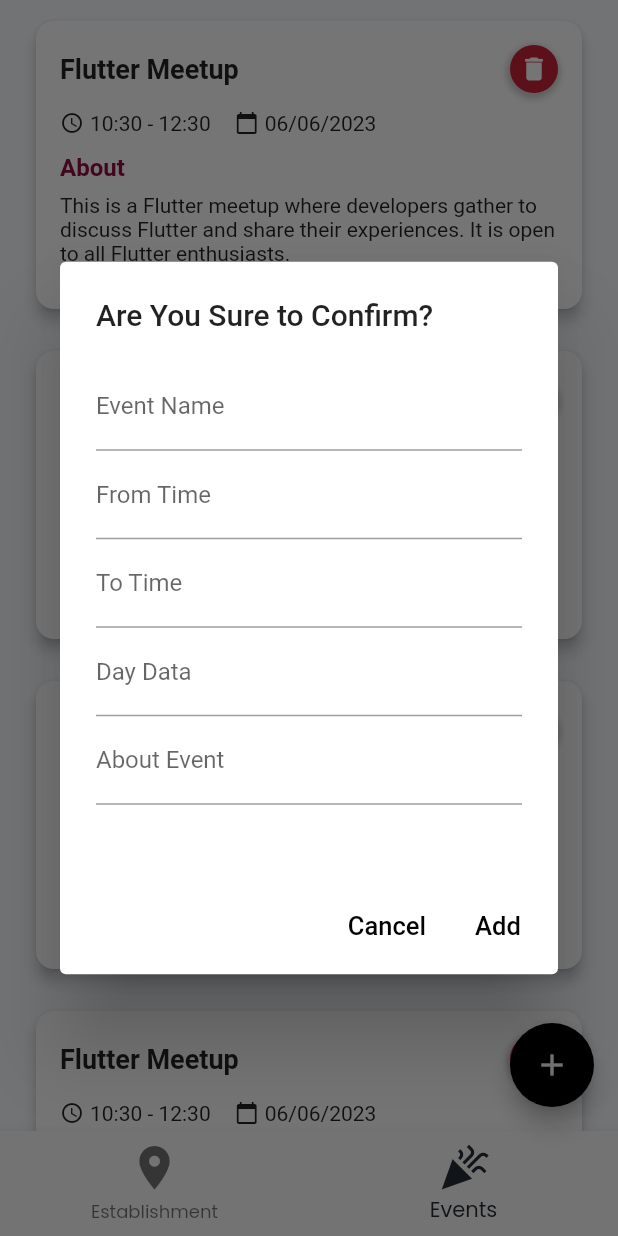
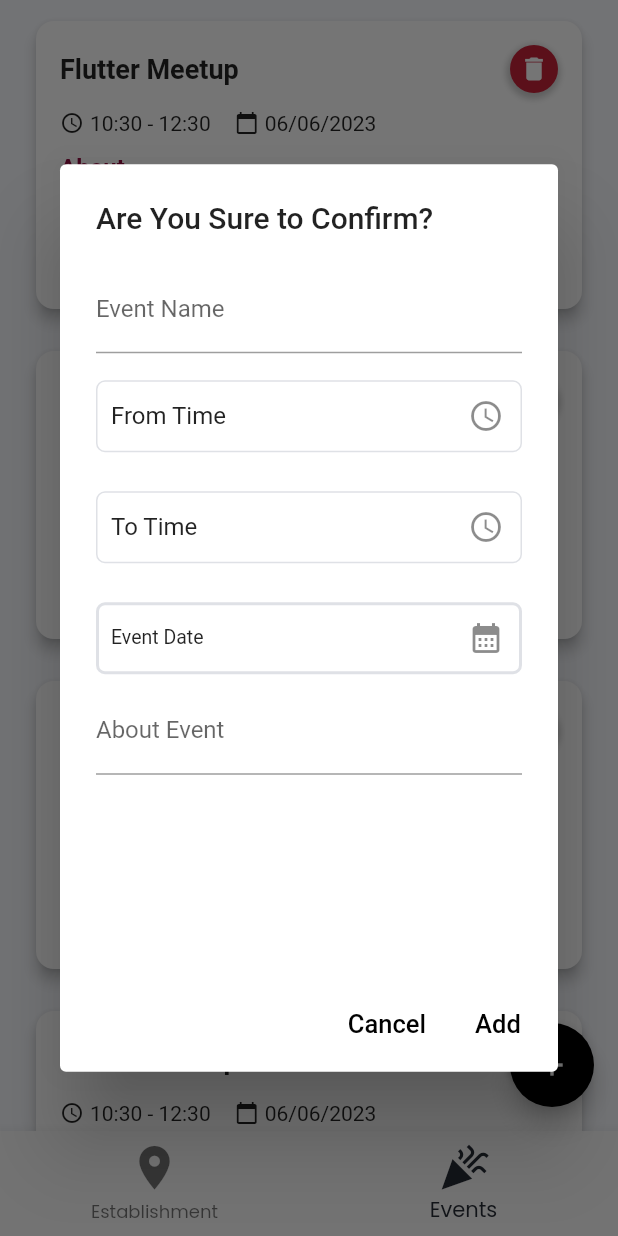
Before and after one commit to husamamr/huddle, a Flutter app: the BottomBarBO screen opened directly, item 2 of the bottom bar chosen, after a tap on the "add" icon, on a phone screen of 412 x 824 dp. Run offline on Flutter 3.47's test engine with Material 2 defaults, Android fonts, the phone set to English and light mode, and no system bars; our stand-ins replace animated_splash_screen, cached_network_image, dio, flutter_datetime_picker, flutter_svg, geolocator and 2 more; missing offline and left inert: flutter_cupertino_datetime_picker.

```diff
--- /dev/null
+++ b/lib/data/text_field_time_picker.dart
@@ -0,0 +1,168 @@
+import 'package:flutter/material.dart';
+import 'package:flutter_datetime_picker/flutter_datetime_picker.dart';
+import 'package:intl/intl.dart';
+import 'package:flutter/foundation.dart';
+
+class TextFieldTimePicker extends StatefulWidget {
+  final Function(DateTime?)? onTimeChanged;
+  final Function(String?)? validatorCallBack;
+  final DateTime? initialTime;
+  final FocusNode? focusNode;
+  final bool? fullWidth;
+  final String? labelText;
+  final Icon? prefixIcon;
+  final Icon? suffixIcon;
+
+  TextFieldTimePicker({
+    Key? key,
+    this.labelText,
+    this.prefixIcon,
+    this.suffixIcon,
+    this.focusNode,
+    this.onTimeChanged,
+    this.initialTime,
+    this.validatorCallBack,
+    this.fullWidth,
+  }) : super(key: key);
+
+  @override
+  _MyTextFieldDatePicker createState() => _MyTextFieldDatePicker();
+}
+
+class _MyTextFieldDatePicker extends State<TextFieldTimePicker> {
+  late double screenWidth;
+  TextEditingController? _controllerDate;
+  DateTime? _selectedTime;
+  FocusNode myFocusNode = new FocusNode();
+  bool isDarkMode = false;
+  @override
+  void initState() {
+    super.initState();
+    WidgetsBinding.instance.addPostFrameCallback((_) async {
+      widget.onTimeChanged!(widget.initialTime);
+    });
+    _selectedTime = widget.initialTime;
+    _controllerDate = TextEditingController();
+    _controllerDate!.text = _selectedTime != null
+        ? DateFormat.jm().format(_selectedTime!).toString()
+        : "";
+  }
+
+  OutlineInputBorder focusedErrorBorder() {
+    return OutlineInputBorder(
+      borderRadius: BorderRadius.circular(6),
+      borderSide: const BorderSide(
+          color: Color(0xFFde350b), width: 2),
+    );
+  }
+
+  OutlineInputBorder focusedBorderColor() {
+    return OutlineInputBorder(
+      borderRadius: BorderRadius.circular(6),
+      borderSide: BorderSide(color: Theme.of(context).splashColor, width: 2),
+    );
+  }
+
+  @override
+  Widget build(BuildContext context) {
+    screenWidth = MediaQuery.of(context).size.width;
+    return Container(
+      width: widget.fullWidth! ? screenWidth - 32.0 : (screenWidth - 48.0) / 2,
+      padding: EdgeInsets.fromLTRB(0, 8, 0, 8),
+      child: TextFormField(
+        validator: widget.validatorCallBack as String? Function(String?)?,
+        focusNode: myFocusNode,
+        //focusNode: widget.focusNode;
+        controller: _controllerDate,
+        decoration: InputDecoration(
+          errorBorder: focusedErrorBorder(),
+          contentPadding: EdgeInsets.all(10),
+          enabledBorder: OutlineInputBorder(
+            borderSide: const BorderSide(
+                color: Color(0xFFdfe1e6)),
+            borderRadius: BorderRadius.circular(6),
+          ),
+          border: OutlineInputBorder(
+            borderSide: const  BorderSide(
+                color: Color(0xFFdfe1e6)),
+            borderRadius: BorderRadius.circular(6),
+          ),
+          focusedBorder: focusedBorderColor(),
+          focusedErrorBorder: focusedErrorBorder(),
+          prefixIcon: widget.prefixIcon,
+          suffixIcon: widget.suffixIcon,
+          labelText: widget.labelText,
+          errorStyle: const TextStyle(
+              color: Color(0xFFde350b),
+              fontWeight: FontWeight.w400),
+          labelStyle:
+          TextStyle(color: Theme.of(context).textTheme.bodyText2?.color),
+          floatingLabelStyle:
+          MaterialStateTextStyle.resolveWith((Set<MaterialState> states) {
+            Color? color = states.contains(MaterialState.error)
+                ? const Color(0xFFde350b)
+                : Theme.of(context).splashColor;
+            color = myFocusNode.hasFocus
+                ? color
+                : Theme.of(context).textTheme.bodyText2?.color;
+            color = states.contains(MaterialState.error)
+                ? const Color(0xFFde350b)
+                : color;
+            return TextStyle(color: color, fontWeight: FontWeight.w400);
+          }),
+        ),
+        onTap: () => _selectDate(context),
+        readOnly: true,
+        style: TextStyle(color: Theme.of(context).textTheme.bodyText1?.color),
+      ),
+    );
+  }
+
+  @override
+  void dispose() {
+    _controllerDate!.dispose();
+    super.dispose();
+  }
+
+  Future<Null> _selectDate(BuildContext context) async {
+
+    final DateTime? pickedTime = await DatePicker.showTime12hPicker(context,
+        currentTime: _selectedTime == null ? DateTime.now() : _selectedTime,
+    );
+
+    if (pickedTime != null &&
+        pickedTime.toString() != _selectedTime.toString()) {
+      _selectedTime = pickedTime;
+      String value = DateFormat.jm().format(pickedTime);
+      _controllerDate!.text = value;
+      widget.onTimeChanged!(_selectedTime);
+    }
+
+    if (widget.focusNode != null) {
+      widget.focusNode!.nextFocus();
+    }
+  }
+}
+
+class DatePickerTheme with DiagnosticableTreeMixin {
+  final TextStyle cancelStyle;
+  final TextStyle doneStyle;
+  final TextStyle itemStyle;
+  final Color backgroundColor;
+  final Color? headerColor;
+
+  final double containerHeight;
+  final double titleHeight;
+  final double itemHeight;
+
+  const DatePickerTheme({
+    this.cancelStyle = const TextStyle(color: Colors.black54, fontSize: 16),
+    this.doneStyle = const TextStyle(color: Colors.blue, fontSize: 16),
+    this.itemStyle = const TextStyle(color: Color(0xFF000046), fontSize: 18),
+    this.backgroundColor = Colors.white,
+    this.headerColor,
+    this.containerHeight = 210.0,
+    this.titleHeight = 44.0,
+    this.itemHeight = 36.0,
+  });
+}
--- a/lib/presentation/buissnesOwner/bo_inner_screens/bottom_bar_bo.dart
+++ b/lib/presentation/buissnesOwner/bo_inner_screens/bottom_bar_bo.dart
@@ -1,6 +1,8 @@
 import 'package:flutter/material.dart';
 import 'package:google_fonts/google_fonts.dart';
 import '../../../core/utils/color_constant.dart';
+import '../../../data/text_field_time_picker.dart';
+import '../../../text_field_date_picker.dart';
 import './place_details.dart';
 import './place_events.dart';
 class BottomBarBO extends StatefulWidget {
@@ -33,6 +35,7 @@
     return Scaffold(
       floatingActionButton:_selectedIndex == 1 ? FloatingActionButton(
         onPressed: () {
+          final _formKey = GlobalKey<FormState>();
           showDialog<void>(
             context: context,
             builder: (context) {
@@ -47,8 +50,10 @@
                     title: const Text('Are You Sure to Confirm?'),
                     content: SingleChildScrollView(
                       child: SizedBox(
-                        height: 320,
+                        height: 450,
                         width: 700,
+                        child: Form(
+                          key: _formKey,
                           child: Column(
                             children: [
                               TextFormField(
@@ -58,31 +63,74 @@
                                     eventName = value;
                                   });
                                 },
+                                validator: (value) {
+                                  if (value == null || value.isEmpty) {
+                                    return "This field is required";
+                                  }
+                                },
                               ),
-                            TextFormField(
-                              decoration: InputDecoration(labelText: 'From Time'),
-                              onChanged: (value) {
+                              SizedBox(height: 10,),
+                              SizedBox(
+                                width: 600,
+                                child: TextFieldTimePicker(
+                                  fullWidth: false,
+                                  suffixIcon: Icon(Icons.access_time),
+                                  labelText: "From Time",
+                                  initialTime: null,
+                                  validatorCallBack: (value) {
+                                    if (value == null || value.isEmpty) {
+                                      return "This field is required";
+                                    }
+                                  },
+                                  onTimeChanged: (value) {
+                                    fromTime = value == null ? "" : value.toString();
+                                  },
+                                ),
+                              ),
+                              SizedBox(height: 10,),
+                              SizedBox(
+                                width: 600,
+                                child: TextFieldTimePicker(
+                                  fullWidth: false,
+                                  suffixIcon: Icon(Icons.access_time),
+                                  labelText: "To Time",
+                                  initialTime: null,
+                                  validatorCallBack: (value) {
+                                    if (value == null || value.isEmpty) {
+                                      return "This field is required";
+                                    }
+                                  },
+                                  onTimeChanged: (value) {
+                                    toTime = value == null ? "" : value.toString();
+                                  },
+                                ),
+                              ),
+                              SizedBox(height: 10,),
+                              SizedBox(
+                                width: 600,
+                                child: TextFieldDatePicker(
+                                  fullWidth: false,
+                                  suffixIcon: const Padding(
+                                    padding: const EdgeInsets.all(12.0),
+                                    child: Icon(Icons.calendar_month)
+                                  ),
+                                  labelText: "Event Date",
+                                  firstDate: DateTime(DateTime.now().year - 100),
+                                  lastDate: DateTime(DateTime.now().year + 100),
+                                  initialDate: null,
+                                  validatorCallBack: (value) {
+                                    if (value == null || value.isEmpty) {
+                                      return "This field is required";
+                                    }
+                                  },
+                                  onDateChanged: (value) {
                                     setState(() {
-                                  fromTime = value;
+                                      dayData = value.toString();
                                     });
                                   },
                                 ),
-                            TextFormField(
-                              decoration: InputDecoration(labelText: 'To Time'),
-                              onChanged: (value) {
-                                setState(() {
-                                  toTime = value;
-                                });
-                              },
                               ),
-                            TextFormField(
-                              decoration: InputDecoration(labelText: 'Day Data'),
-                              onChanged: (value) {
-                                setState(() {
-                                  dayData = value;
-                                });
-                              },
-                            ),
+
                               TextFormField(
                                 decoration: InputDecoration(labelText: 'About Event'),
                                 maxLines: null,
@@ -93,6 +141,7 @@
                                 },
                               ),
                             ],
+                          ),
                         ),
                       ),
                     ),
@@ -111,11 +160,7 @@
                       ),
                       TextButton(
                         onPressed: () {
-                          if (eventName.isEmpty ||
-                              fromTime.isEmpty ||
-                              toTime.isEmpty ||
-                              dayData.isEmpty ||
-                              aboutEvent.isEmpty) {
+                          if (_formKey.currentState!.validate() == false ) {
                             // Show an error message or handle empty fields as needed
                             return;
                           }
--- a/lib/routes/app_routes.dart
+++ b/lib/routes/app_routes.dart
@@ -1,4 +1,4 @@
-import 'dart:js';
+// import 'dart:js';
 
 import 'package:flutter/material.dart';
 import 'package:huddle/presentation/sign_up_screens/sign_up_screen_personal_info.dart';
--- /dev/null
+++ b/lib/text_field_date_picker.dart
@@ -0,0 +1,221 @@
+// ignore_for_file: must_be_immutable
+import 'package:flutter/material.dart';
+import 'package:flutter_datetime_picker/flutter_datetime_picker.dart';
+import 'package:intl/intl.dart';
+
+//Updated
+class TextFieldDatePicker extends StatefulWidget {
+  final ValueChanged<DateTime?> onDateChanged;
+  final Function(String?)? validatorCallBack;
+  VoidCallback? onDeleteCallback;
+  DateTime? initialDate = DateTime(DateTime.now().year);
+  final DateTime firstDate;
+  final bool? fullWidth;
+  final DateTime lastDate;
+  final DateFormat? dateFormat;
+  final FocusNode? focusNode;
+  final String? labelText;
+  final Widget? prefixIcon;
+  final Widget? suffixIcon; // fix
+  bool? showDeleteButton = false;
+  TextEditingController? controller;
+
+  TextFieldDatePicker({
+    Key? key,
+    this.labelText,
+    this.prefixIcon,
+    this.suffixIcon,
+    this.focusNode,
+    this.dateFormat,
+    required this.lastDate,
+    required this.firstDate,
+    this.initialDate,
+    required this.onDateChanged,
+    this.validatorCallBack,
+    this.fullWidth,
+    this.onDeleteCallback,
+    this.showDeleteButton,
+    this.controller,
+  })  : assert(firstDate != null),
+        assert(lastDate != null),
+        assert(!firstDate.isAfter(lastDate),
+        'lastDate must be on or after firstDate'),
+        assert(onDateChanged != null, 'onDateChanged must not be null'),
+        super(key: key);
+
+  @override
+  _MyTextFieldDatePicker createState() => _MyTextFieldDatePicker();
+}
+
+class _MyTextFieldDatePicker extends State<TextFieldDatePicker> {
+  late double screenWidth;
+  TextEditingController _controllerDate = TextEditingController();
+  DateFormat? _dateFormat;
+  DateTime? _selectedDate;
+  FocusNode myFocusNode = new FocusNode();
+  bool isDarkMode = false;
+  bool isDelete = false;
+
+  @override
+  void dispose() {
+    super.dispose();
+    myFocusNode.dispose();
+  }
+
+  @override
+  void initState() {
+    super.initState();
+    WidgetsBinding.instance.addPostFrameCallback((_) async {
+      widget.onDateChanged(widget.initialDate);
+    });
+    if (widget.dateFormat != null) {
+      _dateFormat = widget.dateFormat;
+    } else {
+      // DateFormat("yyyy-MM-ddTHH:mm:ss").format(value  ?? DateTime.now());
+      _dateFormat = DateFormat('dd/MM/yyyy');
+    }
+
+    _selectedDate = widget.initialDate;
+
+    widget.controller == null
+        ? _controllerDate.text =
+    _selectedDate != null ? _dateFormat!.format(_selectedDate!) : ""
+        : widget.controller!.text =
+    _selectedDate != null ? _dateFormat!.format(_selectedDate!) : "";
+  }
+
+  OutlineInputBorder focusedErrorBorder() {
+    return OutlineInputBorder(
+      borderRadius: BorderRadius.circular(6),
+      borderSide: BorderSide(
+          color: Color(0xFFde350b), width: 2),
+    );
+  }
+
+  OutlineInputBorder focusedBorderColor() {
+    return OutlineInputBorder(
+      borderRadius: BorderRadius.circular(6),
+      borderSide: BorderSide(
+          color: Color(0xff1468b3),
+          width: 2),
+    );
+  }
+
+  @override
+  Widget build(BuildContext context) {
+    screenWidth = MediaQuery.of(context).size.width;
+    return Container(
+      width: widget.fullWidth! ? screenWidth - 32 : (screenWidth - 48.0) / 2,
+      padding: EdgeInsets.fromLTRB(0, 8, 0, 8),
+      child: TextFormField(
+        validator: widget.validatorCallBack as String? Function(String?)?,
+        focusNode: myFocusNode,
+        controller:
+        widget.controller == null ? _controllerDate : widget.controller,
+        decoration: InputDecoration(
+          errorBorder: focusedErrorBorder(),
+          contentPadding: EdgeInsets.all(10),
+          enabledBorder: OutlineInputBorder(
+            borderSide: BorderSide(
+                color: Color(0xFFdfe1e6),
+                width: 2),
+            borderRadius: BorderRadius.circular(6),
+          ),
+          focusedBorder: focusedBorderColor(),
+          focusedErrorBorder: focusedErrorBorder(),
+          border: OutlineInputBorder(
+            borderSide: new BorderSide(
+                width: 2,
+                color: Color(0xFFdfe1e6)),
+            borderRadius: BorderRadius.circular(6),
+          ),
+          prefixIcon: widget.prefixIcon,
+          suffixIcon: Row(
+            mainAxisAlignment: MainAxisAlignment.spaceBetween, // added line
+            mainAxisSize: MainAxisSize.min, // added line
+            children: <Widget>[
+              widget.suffixIcon!,
+              widget.showDeleteButton == true
+                  ? IconButton(
+                icon: Icon(Icons.clear),
+                onPressed: () {
+                  setState(() {
+                    widget.controller == null
+                        ? _controllerDate.clear()
+                        : widget.controller!.clear();
+                  });
+                  widget.onDeleteCallback != null
+                      ? widget.onDeleteCallback!.call()
+                      : null;
+                },
+              )
+                  : Container(),
+            ],
+          ),
+          labelText: widget.labelText,
+          errorStyle: TextStyle(
+              color: Color(0xFFde350b),
+              fontWeight: FontWeight.w400),
+          labelStyle:
+          TextStyle(color: Theme.of(context).textTheme.bodyText2?.color,),
+          floatingLabelStyle:
+          MaterialStateTextStyle.resolveWith((Set<MaterialState> states) {
+            Color? color = states.contains(MaterialState.error)
+                ?  Color(0xFFde350b)
+                : Color(0xff1468b3);
+            color = myFocusNode.hasFocus
+                ? color
+                : Theme.of(context).textTheme.bodyText2?.color;
+            color = states.contains(MaterialState.error)
+                ? Color(0xFFde350b)
+                : color;
+            return TextStyle(color: color, fontWeight: FontWeight.w400);
+          }),
+        ),
+        style: TextStyle(
+            color: Theme.of(context).textTheme.bodyText1?.color,
+            fontSize: 13
+        ),
+        onTap: () => _selectDate(context),
+        readOnly: true,
+      ),
+    );
+  }
+
+  Future<Null> _selectDate(BuildContext context) async {
+    final DateTime? pickedDate = await DatePicker.showDatePicker(
+      context,
+      onConfirm: (time) {
+        widget.controller == null
+            ? _controllerDate.text = _dateFormat!.format(time)
+            : widget.controller!.text = _dateFormat!.format(time);
+
+        widget.onDateChanged(time);
+      },
+      minTime: widget.firstDate,
+      maxTime: widget.lastDate,
+      currentTime: _selectedDate,
+      theme: const DatePickerTheme(
+          itemStyle:
+          TextStyle(color: Colors.black),
+          cancelStyle:
+          TextStyle(color: Colors.black),
+          backgroundColor: Colors.white),
+      showTitleActions: true,
+    );
+
+    if (pickedDate != null && pickedDate != _selectedDate) {
+      _selectedDate = pickedDate;
+
+      widget.controller == null
+          ? _controllerDate.text = _dateFormat!.format(_selectedDate!)
+          : widget.controller!.text = _dateFormat!.format(_selectedDate!);
+
+      widget.onDateChanged(_selectedDate);
+    }
+
+    if (widget.focusNode != null) {
+      widget.focusNode!.nextFocus();
+    }
+  }
+}
--- a/pubspec.yaml
+++ b/pubspec.yaml
@@ -45,6 +45,8 @@
   pinput:
   geolocator: ^9.0.2
   flutter_cupertino_datetime_picker: ^3.0.0
+  flutter_datetime_picker:
+  animated_splash_screen:
 
 dev_dependencies:
   flutter_test:
```
Also changed, not shown: lib/main.dart (+10 -2 lines), assets/images/spl.png (added), assets/images/spl2.png (added), 4 other files. Lines whose indentation alone changed are shown as unchanged.
